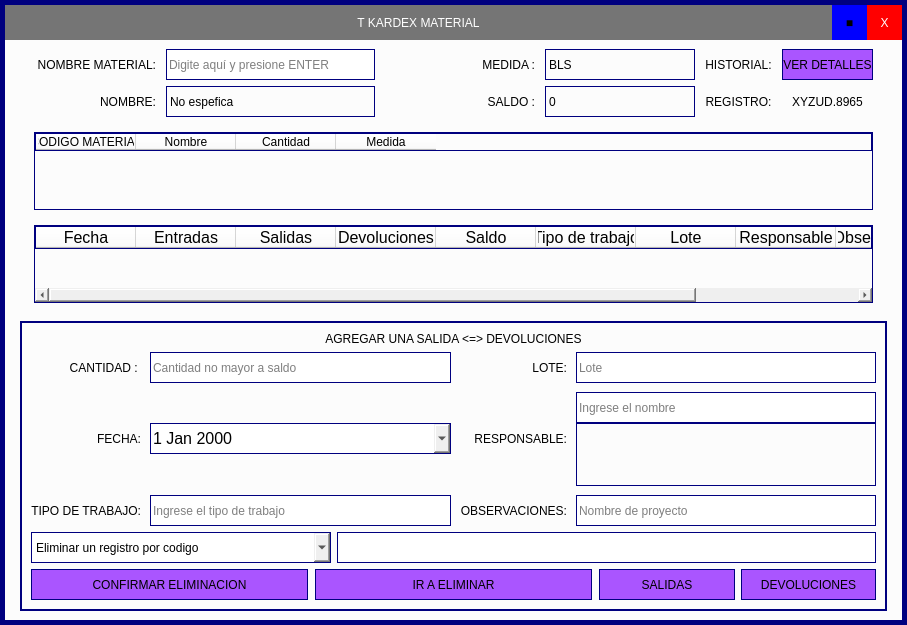
Above: ui_files/tkardex.ui from Romehe369/aec_contrastistas_g before the change. Below: the same form after it.
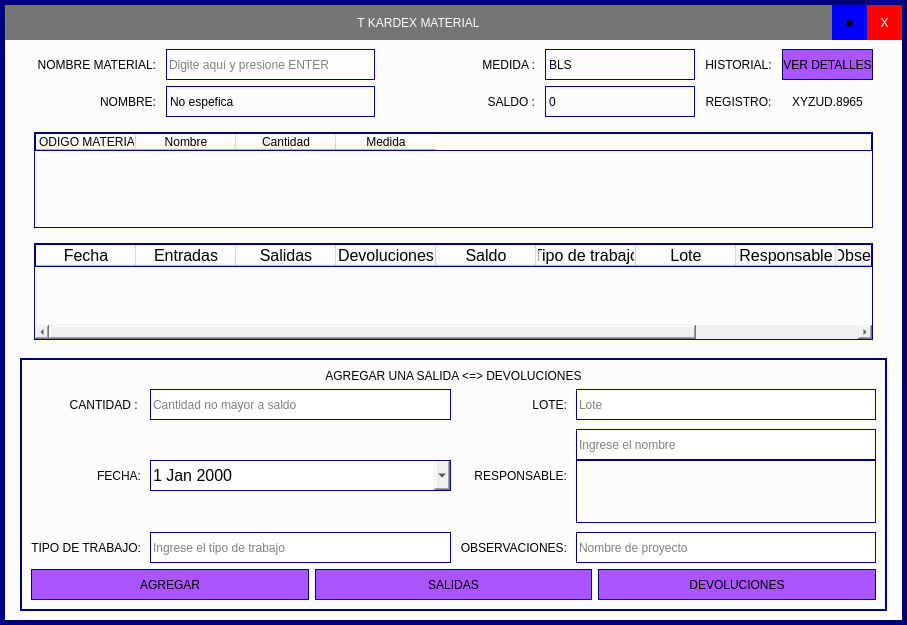
That is the form after the change.

What changed in the file:
```diff
--- a/ui_files/tkardex.ui
+++ b/ui_files/tkardex.ui
@@ -927,112 +927,11 @@
                </layout>
               </widget>
              </item>
-             <item>
-              <widget class="QFrame" name="frame_delete">
-               <property name="styleSheet">
-                <string notr="true">border: none;</string>
-               </property>
-               <property name="frameShape">
-                <enum>QFrame::StyledPanel</enum>
-               </property>
-               <property name="frameShadow">
-                <enum>QFrame::Raised</enum>
-               </property>
-               <layout class="QHBoxLayout" name="horizontalLayout_2">
-                <property name="leftMargin">
-                 <number>0</number>
-                </property>
-                <property name="topMargin">
-                 <number>0</number>
-                </property>
-                <property name="rightMargin">
-                 <number>0</number>
-                </property>
-                <property name="bottomMargin">
-                 <number>0</number>
-                </property>
-                <item>
-                 <widget class="QComboBox" name="cmbbx_deleteop">
-                  <property name="minimumSize">
-                   <size>
-                    <width>300</width>
-                    <height>31</height>
-                   </size>
-                  </property>
-                  <property name="styleSheet">
-                   <string notr="true">border: 1px solid rgb(0, 0, 127);</string>
-                  </property>
-                  <item>
-                   <property name="text">
-                    <string>Eliminar un registro por codigo</string>
-                   </property>
-                  </item>
-                  <item>
-                   <property name="text">
-                    <string>Eliminar un registro por nombre</string>
-                   </property>
-                  </item>
-                 </widget>
-                </item>
-                <item>
-                 <widget class="QLineEdit" name="lndt_deletecode">
-                  <property name="minimumSize">
-                   <size>
-                    <width>0</width>
-                    <height>31</height>
-                   </size>
-                  </property>
-                  <property name="styleSheet">
-                   <string notr="true">border: 1px solid rgb(0, 0, 127);</string>
-                  </property>
-                 </widget>
-                </item>
-               </layout>
-              </widget>
-             </item>
              <item>
               <layout class="QHBoxLayout" name="horizontalLayout">
                <property name="spacing">
                 <number>7</number>
                </property>
-               <item>
-                <widget class="QPushButton" name="btn_confirm_delete">
-                 <property name="minimumSize">
-                  <size>
-                   <width>0</width>
-                   <height>31</height>
-                  </size>
-                 </property>
-                 <property name="styleSheet">
-                  <string notr="true">QPushButton{
-border: 1px solid rgb(0, 0, 127);
-border-radius:0px;
-}</string>
-                 </property>
-                 <property name="text">
-                  <string>CONFIRMAR ELIMINACION</string>
-                 </property>
-                </widget>
-               </item>
-               <item>
-                <widget class="QPushButton" name="btn_delete_rmaterial">
-                 <property name="minimumSize">
-                  <size>
-                   <width>0</width>
-                   <height>31</height>
-                  </size>
-                 </property>
-                 <property name="styleSheet">
-                  <string notr="true">QPushButton{
-border: 1px solid rgb(0, 0, 127);
-border-radius:0px;
-}</string>
-                 </property>
-                 <property name="text">
-                  <string>IR A ELIMINAR</string>
-                 </property>
-                </widget>
-               </item>
                <item>
                 <widget class="QFrame" name="frame_show_btn">
                  <property name="maximumSize">
@@ -1066,6 +965,25 @@
                   <property name="bottomMargin">
                    <number>0</number>
                   </property>
+                  <item>
+                   <widget class="QPushButton" name="btn_addmaterial">
+                    <property name="minimumSize">
+                     <size>
+                      <width>0</width>
+                      <height>31</height>
+                     </size>
+                    </property>
+                    <property name="styleSheet">
+                     <string notr="true">QPushButton{
+border: 1px solid rgb(0, 0, 127);
+border-radius:0px;
+}</string>
+                    </property>
+                    <property name="text">
+                     <string>AGREGAR</string>
+                    </property>
+                   </widget>
+                  </item>
                   <item>
                    <widget class="QPushButton" name="btn_out_material">
                     <property name="minimumSize">
```
